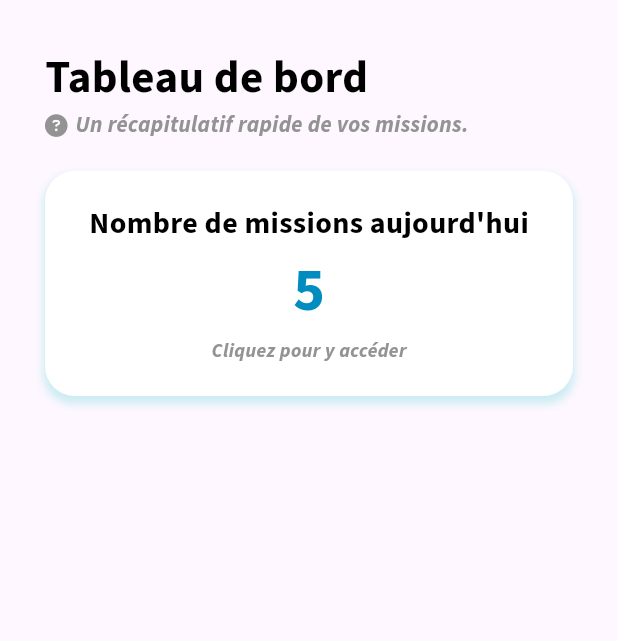
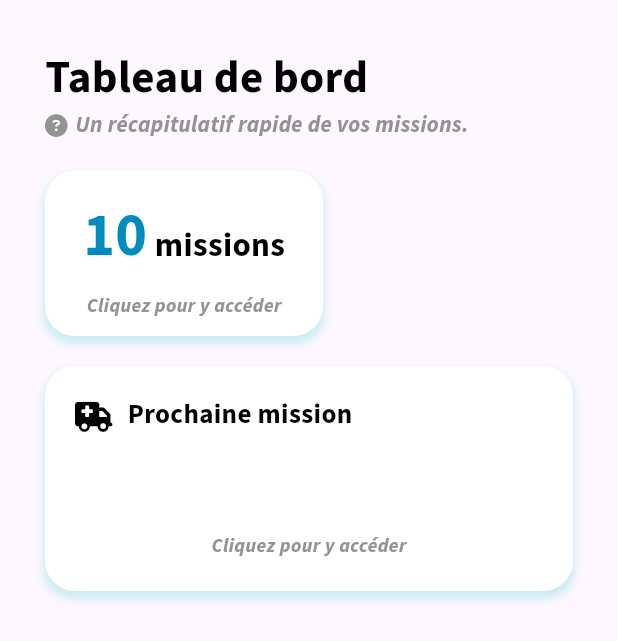
Before and after one commit to Samypnotise/mediplan-mobile, a Flutter app: the HomeView screen opened directly, on a phone screen of 412 x 824 dp. Shown: the top 641 px of the screen. Run offline on Flutter 3.47's test engine with Material 3 defaults, Android fonts, the phone set to English and light mode, and no system bars; our stand-ins replace animated_custom_dropdown, another_flushbar, flutter_bloc, flutter_dotenv, flutter_secure_storage, flutter_svg and 4 more; missing offline and left inert: flutter_polyline_points; accounts and stored records are empty.

Commit message:
feat: adding tiles to home view
- Number of missions today
- Next mission in ...

```diff
--- a/lib/views/home_view.dart
+++ b/lib/views/home_view.dart
@@ -10,6 +10,8 @@ class HomeView extends StatelessWidget {
 
   @override
   Widget build(BuildContext context) {
+    final double phoneWidth = MediaQuery.of(context).size.width;
+
     return Scaffold(
       body: SafeArea(
         child: Padding(
@@ -58,12 +60,97 @@ class HomeView extends StatelessWidget {
                 ],
               ),
 
-              //! Nombre de missions de la journée dans une tile
+              Padding(
+                padding: const EdgeInsets.only(top: 20),
+                child: Row(
+                  mainAxisAlignment: MainAxisAlignment.spaceBetween,
+                  children: [
+                    //! Nombre de missions de la journée dans une tile
+                    Container(
+                      height: 110,
+                      width: phoneWidth * 0.45,
+                      decoration: BoxDecoration(
+                        color: Colors.white,
+                        borderRadius: BorderRadius.circular(20),
+                        boxShadow: const [
+                          BoxShadow(
+                            color: MediplanColors.quaternary,
+                            spreadRadius: 1,
+                            blurRadius: 4,
+                            offset: Offset(0, 4),
+                          ),
+                        ],
+                      ),
+                      child: Material(
+                        color: Colors.transparent,
+                        borderRadius: BorderRadius.circular(20),
+                        child: InkWell(
+                          splashColor: MediplanColors.quaternary,
+                          borderRadius: BorderRadius.circular(20),
+                          onTap: () {
+                            context.read<NavigationCubit>().showPlanningView();
+                          },
+                          child: Padding(
+                            padding: const EdgeInsets.only(
+                              top: 15,
+                              bottom: 10,
+                            ),
+                            child: Column(
+                              mainAxisAlignment: MainAxisAlignment.spaceBetween,
+                              children: [
+                                //! Nombre de missions
+                                Row(
+                                  mainAxisAlignment: MainAxisAlignment.center,
+                                  crossAxisAlignment:
+                                      CrossAxisAlignment.baseline,
+                                  textBaseline: TextBaseline.alphabetic,
+                                  children: [
+                                    Text(
+                                      "10", // TODO : Inclure le nombre de missions à partir du state Mediplan
+                                      style: GoogleFonts.sourceSansPro(
+                                        fontWeight: FontWeight.bold,
+                                        fontSize: 40,
+                                        color: MediplanColors.secondary,
+                                      ),
+                                    ),
+                                    Padding(
+                                      padding: const EdgeInsets.only(left: 5),
+                                      child: Text(
+                                        "missions", // TODO : Inclure le nombre de missions à partir du state Mediplan
+                                        style: GoogleFonts.sourceSansPro(
+                                          fontWeight: FontWeight.bold,
+                                          fontSize: 22,
+                                          color: Colors.black,
+                                        ),
+                                      ),
+                                    ),
+                                  ],
+                                ),
+                                //! Hint
+                                Text(
+                                  "Cliquez pour y accéder",
+                                  style: GoogleFonts.sourceSansPro(
+                                    fontWeight: FontWeight.bold,
+                                    color: MediplanColors.placeholder,
+                                    fontStyle: FontStyle.italic,
+                                    fontSize: 13,
+                                  ),
+                                ),
+                              ],
+                            ),
+                          ),
+                        ),
+                      ),
+                    ),
+                  ],
+                ),
+              ),
+
+              //! Prochaine missions dans : (nombre d'heures et minutes)
               Padding(
                 padding: const EdgeInsets.only(top: 20),
                 child: Container(
                   height: 150,
-                  width: double.infinity,
                   decoration: BoxDecoration(
                     color: Colors.white,
                     borderRadius: BorderRadius.circular(20),
@@ -80,31 +167,38 @@ class HomeView extends StatelessWidget {
                     color: Colors.transparent,
                     borderRadius: BorderRadius.circular(20),
                     child: InkWell(
+                      borderRadius: BorderRadius.circular(20),
                       splashColor: MediplanColors.quaternary,
-                      borderRadius: BorderRadius.circular(20),
                       onTap: () {
-                        context.read<NavigationCubit>().showPlanningView();
+                        context
+                            .read<NavigationCubit>()
+                            .showCurrentMissionView();
                       },
                       child: Padding(
                         padding: const EdgeInsets.all(20),
                         child: Column(
                           mainAxisAlignment: MainAxisAlignment.spaceBetween,
                           children: [
-                            Text(
-                              "Nombre de missions aujourd'hui",
-                              style: GoogleFonts.sourceSansPro(
-                                fontWeight: FontWeight.bold,
-                                fontSize: 20,
-                                color: Colors.black,
-                              ),
-                            ),
-                            Text(
-                              "5", // TODO : Inclure le nombre de missions à partir du state Mediplan
-                              style: GoogleFonts.sourceSansPro(
-                                fontWeight: FontWeight.bold,
-                                fontSize: 40,
-                                color: MediplanColors.secondary,
-                              ),
+                            //! Titre de la tile
+                            Row(
+                              children: [
+                                const FaIcon(
+                                  FontAwesomeIcons.truckMedical,
+                                  color: Colors.black,
+                                  size: 20,
+                                ),
+                                Padding(
+                                  padding: const EdgeInsets.only(left: 10),
+                                  child: Text(
+                                    "Prochaine mission",
+                                    style: GoogleFonts.sourceSansPro(
+                                      fontWeight: FontWeight.bold,
+                                      color: Colors.black,
+                                      fontSize: 18,
+                                    ),
+                                  ),
+                                ),
+                              ],
                             ),
                             Text(
                               "Cliquez pour y accéder",
@@ -123,8 +217,6 @@ class HomeView extends StatelessWidget {
                 ),
               ),
 
-              //! Prochaine missions dans : (nombre d'heures et minutes)
-
               //! Demandes de changements de missions reçues
             ],
           ),
```
